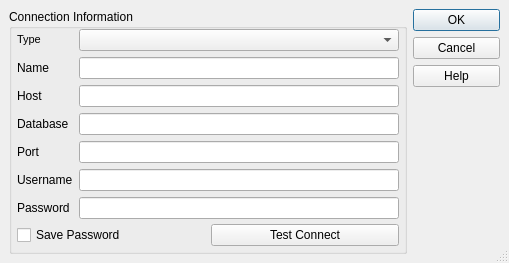
Old version of the form qgis/src/ui/qgsnewogrconnectionbase.ui in the repository sourcepole/qgis.
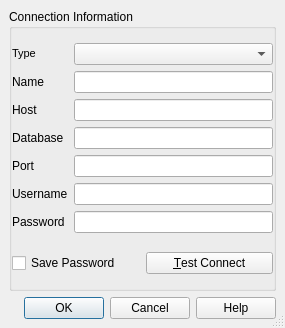
New version of the form.

Commit message: translation updates, some ui cleanup, and fixed buttonBox ind qgsnewconnection

The edit to the form file:
```diff
--- a/qgis/src/ui/qgsnewogrconnectionbase.ui
+++ b/qgis/src/ui/qgsnewogrconnectionbase.ui
@@ -1,12 +1,12 @@
 <ui version="4.0" >
  <class>QgsNewOgrConnectionBase</class>
- <widget class="QDialog" name="QgsNewOgrConnectionBase" >
-  <property name="geometry" >
+ <widget class="QDialog" name="QgsNewOgrConnectionBase">
+  <property name="geometry">
    <rect>
     <x>0</x>
     <y>0</y>
-    <width>509</width>
-    <height>263</height>
+    <width>285</width>
+    <height>328</height>
    </rect>
   </property>
   <property name="sizePolicy" >
@@ -43,29 +43,9 @@
       <property name="spacing" >
        <number>5</number>
       </property>
-      <item rowspan="3" row="0" column="2" >
-       <widget class="QFrame" name="frame_2" >
-        <property name="frameShape" >
-         <enum>QFrame::NoFrame</enum>
-        </property>
-        <property name="frameShadow" >
-         <enum>QFrame::Raised</enum>
-        </property>
-       </widget>
-      </item>
-      <item rowspan="3" row="0" column="0" >
-       <widget class="QFrame" name="frame" >
-        <property name="frameShape" >
-         <enum>QFrame::NoFrame</enum>
-        </property>
-        <property name="frameShadow" >
-         <enum>QFrame::Raised</enum>
-        </property>
-       </widget>
-      </item>
-      <item row="1" column="1" >
-       <layout class="QHBoxLayout" >
-        <property name="spacing" >
+      <item row="1" column="0">
+       <layout class="QHBoxLayout">
+        <property name="spacing">
          <number>6</number>
         </property>
         <property name="margin" >
@@ -79,17 +59,17 @@
          </widget>
         </item>
         <item>
-         <widget class="QPushButton" name="btnConnect" >
-          <property name="text" >
-           <string>Test Connect</string>
+         <widget class="QPushButton" name="btnConnect">
+          <property name="text">
+           <string>&amp;Test Connect</string>
           </property>
          </widget>
         </item>
        </layout>
       </item>
-      <item row="0" column="1" >
-       <layout class="QHBoxLayout" >
-        <property name="spacing" >
+      <item row="0" column="0">
+       <layout class="QHBoxLayout">
+        <property name="spacing">
          <number>6</number>
         </property>
         <property name="margin" >
@@ -224,80 +204,16 @@
      </layout>
     </widget>
    </item>
-   <item row="0" column="1" >
-    <layout class="QVBoxLayout" >
-     <property name="spacing" >
-      <number>6</number>
+   <item row="1" column="0">
+    <widget class="QDialogButtonBox" name="buttonBox">
+     <property name="standardButtons">
+      <set>QDialogButtonBox::Cancel|QDialogButtonBox::Help|QDialogButtonBox::Ok</set>
      </property>
-     <property name="margin" >
-      <number>0</number>
-     </property>
-     <item>
-      <widget class="QPushButton" name="btnOk" >
-       <property name="text" >
-        <string>OK</string>
-       </property>
-       <property name="shortcut" >
-        <string/>
-       </property>
-       <property name="autoDefault" >
-        <bool>true</bool>
-       </property>
-       <property name="default" >
-        <bool>true</bool>
-       </property>
-      </widget>
-     </item>
-     <item>
-      <widget class="QPushButton" name="btnCancel" >
-       <property name="text" >
-        <string>Cancel</string>
-       </property>
-       <property name="shortcut" >
-        <string/>
-       </property>
-       <property name="autoDefault" >
-        <bool>true</bool>
-       </property>
-      </widget>
-     </item>
-     <item>
-      <widget class="QPushButton" name="btnHelp" >
-       <property name="enabled" >
-        <bool>true</bool>
-       </property>
-       <property name="text" >
-        <string>Help</string>
-       </property>
-       <property name="shortcut" >
-        <string>F1</string>
-       </property>
-       <property name="autoDefault" >
-        <bool>true</bool>
-       </property>
-      </widget>
-     </item>
-     <item>
-      <spacer>
-       <property name="orientation" >
-        <enum>Qt::Vertical</enum>
-       </property>
-       <property name="sizeType" >
-        <enum>QSizePolicy::Expanding</enum>
-       </property>
-       <property name="sizeHint" stdset="0" >
-        <size>
-         <width>87</width>
-         <height>150</height>
-        </size>
-       </property>
-      </spacer>
-     </item>
-    </layout>
+    </widget>
    </item>
   </layout>
  </widget>
- <layoutdefault spacing="6" margin="11" />
+ <layoutdefault spacing="6" margin="11"/>
  <tabstops>
   <tabstop>txtName</tabstop>
   <tabstop>txtHost</tabstop>
```
Left out of the diff: 159 changed lines with no effect on the pictures. The commit also changes 37 other files.
